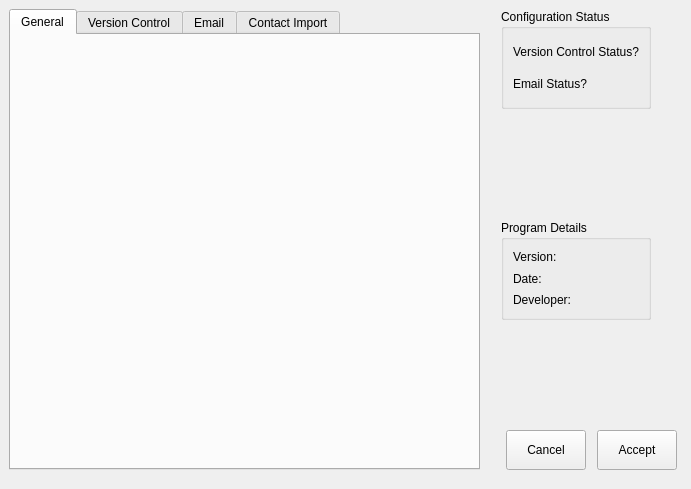
Old version of the form RetroReview/settingsdialog.ui in the repository BradleySDev/retro-review.
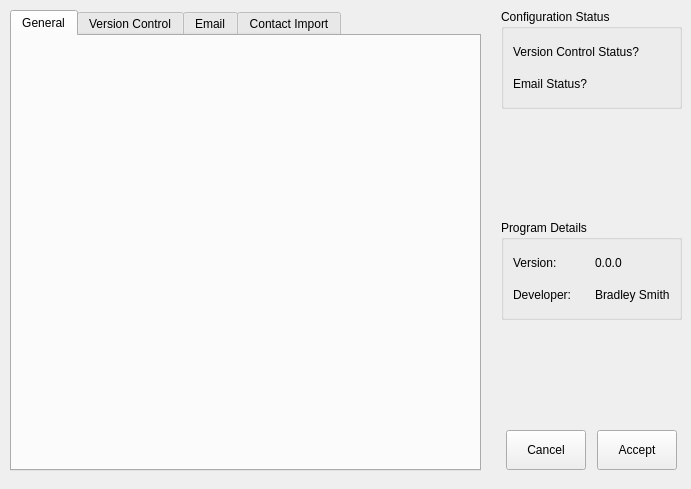
New version of the form.

Commit message: Added relevant naming to the settings dialog and added the dialog connection to the main window.

Patch:
```diff
--- a/RetroReview/settingsdialog.ui
+++ b/RetroReview/settingsdialog.ui
@@ -16,8 +16,8 @@
   <widget class="QTabWidget" name="tabWidget">
    <property name="geometry">
     <rect>
-     <x>9</x>
-     <y>9</y>
+     <x>10</x>
+     <y>10</y>
      <width>471</width>
      <height>461</height>
     </rect>
@@ -66,7 +66,7 @@
       </property>
       <property name="maximumSize">
        <size>
-        <width>150</width>
+        <width>250</width>
         <height>100</height>
        </size>
       </property>
@@ -114,7 +114,7 @@
       </property>
       <property name="maximumSize">
        <size>
-        <width>150</width>
+        <width>250</width>
         <height>100</height>
        </size>
       </property>
@@ -123,27 +123,42 @@
       </property>
       <layout class="QVBoxLayout" name="verticalLayout_2">
        <item>
-        <widget class="QLabel" name="label_3">
+        <layout class="QHBoxLayout" name="horizontalLayout_2">
+         <item>
+          <widget class="QLabel" name="versionLabel">
          <property name="text">
           <string>Version: </string>
          </property>
         </widget>
        </item>
        <item>
-        <widget class="QLabel" name="label_4">
+          <widget class="QLabel" name="versionValue">
          <property name="text">
-          <string>Date: </string>
+            <string>0.0.0</string>
          </property>
         </widget>
        </item>
+        </layout>
+       </item>
        <item>
-        <widget class="QLabel" name="label_5">
+        <layout class="QHBoxLayout" name="horizontalLayout_3">
+         <item>
+          <widget class="QLabel" name="developerLabel">
          <property name="text">
           <string>Developer: </string>
          </property>
         </widget>
        </item>
-      </layout>
+         <item>
+          <widget class="QLabel" name="developerValue">
+           <property name="text">
+            <string>Bradley Smith</string>
+           </property>
+          </widget>
+         </item>
+        </layout>
+       </item>
+      </layout>
      </widget>
     </item>
     <item>
```
Left out of the diff: 18 changed lines with no effect on the pictures. Lines whose indentation alone changed are shown as unchanged. The commit also changes 2 other files.
